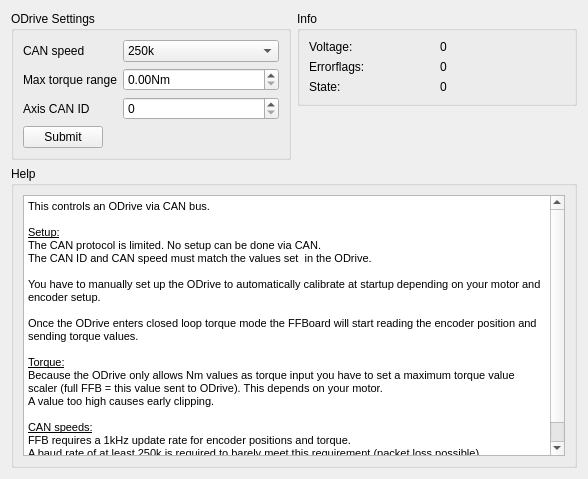
The window that res/odrive.ui (Ultrawipf/OpenFFBoard-configurator) describes before a commit, drawn with Qt 5.
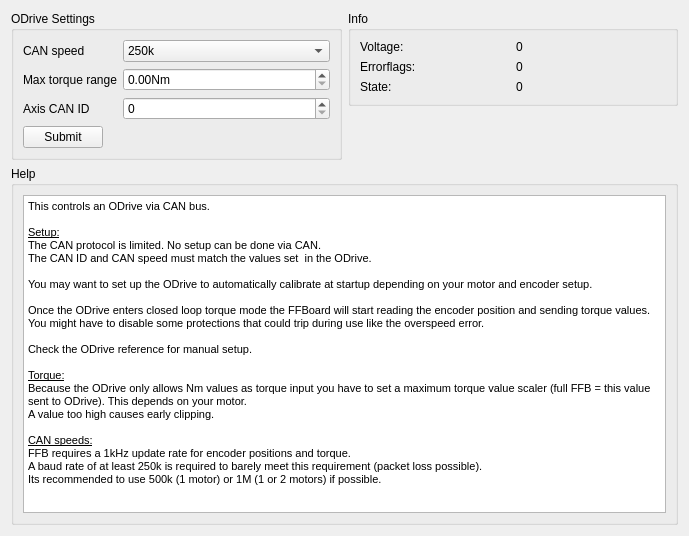
The same window after the commit.

Commit message: update odrive helptext

What changed in the file:
```diff
--- a/res/odrive.ui
+++ b/res/odrive.ui
@@ -6,8 +6,8 @@
    <rect>
     <x>0</x>
     <y>0</y>
-    <width>588</width>
-    <height>479</height>
+    <width>689</width>
+    <height>536</height>
    </rect>
   </property>
   <property name="windowTitle">
@@ -96,9 +96,12 @@
 &lt;p style=&quot; margin-top:0px; margin-bottom:0px; margin-left:0px; margin-right:0px; -qt-block-indent:0; text-indent:0px;&quot;&gt;The CAN protocol is limited. No setup can be done via CAN.&lt;/p&gt;
 &lt;p style=&quot; margin-top:0px; margin-bottom:0px; margin-left:0px; margin-right:0px; -qt-block-indent:0; text-indent:0px;&quot;&gt;The CAN ID and CAN speed must match the values set  in the ODrive.&lt;/p&gt;
 &lt;p style=&quot;-qt-paragraph-type:empty; margin-top:0px; margin-bottom:0px; margin-left:0px; margin-right:0px; -qt-block-indent:0; text-indent:0px;&quot;&gt;&lt;br /&gt;&lt;/p&gt;
-&lt;p style=&quot; margin-top:0px; margin-bottom:0px; margin-left:0px; margin-right:0px; -qt-block-indent:0; text-indent:0px;&quot;&gt;You have to manually set up the ODrive to automatically calibrate at startup depending on your motor and encoder setup.&lt;/p&gt;
+&lt;p style=&quot; margin-top:0px; margin-bottom:0px; margin-left:0px; margin-right:0px; -qt-block-indent:0; text-indent:0px;&quot;&gt;You may want to set up the ODrive to automatically calibrate at startup depending on your motor and encoder setup.&lt;/p&gt;
 &lt;p style=&quot;-qt-paragraph-type:empty; margin-top:0px; margin-bottom:0px; margin-left:0px; margin-right:0px; -qt-block-indent:0; text-indent:0px;&quot;&gt;&lt;br /&gt;&lt;/p&gt;
 &lt;p style=&quot; margin-top:0px; margin-bottom:0px; margin-left:0px; margin-right:0px; -qt-block-indent:0; text-indent:0px;&quot;&gt;Once the ODrive enters closed loop torque mode the FFBoard will start reading the encoder position and sending torque values. &lt;/p&gt;
+&lt;p style=&quot; margin-top:0px; margin-bottom:0px; margin-left:0px; margin-right:0px; -qt-block-indent:0; text-indent:0px;&quot;&gt;You might have to disable some protections that could trip during use like the overspeed error.&lt;/p&gt;
+&lt;p style=&quot;-qt-paragraph-type:empty; margin-top:0px; margin-bottom:0px; margin-left:0px; margin-right:0px; -qt-block-indent:0; text-indent:0px;&quot;&gt;&lt;br /&gt;&lt;/p&gt;
+&lt;p style=&quot; margin-top:0px; margin-bottom:0px; margin-left:0px; margin-right:0px; -qt-block-indent:0; text-indent:0px;&quot;&gt;Check the ODrive reference for manual setup.&lt;/p&gt;
 &lt;p style=&quot;-qt-paragraph-type:empty; margin-top:0px; margin-bottom:0px; margin-left:0px; margin-right:0px; -qt-block-indent:0; text-indent:0px;&quot;&gt;&lt;br /&gt;&lt;/p&gt;
 &lt;p style=&quot; margin-top:0px; margin-bottom:0px; margin-left:0px; margin-right:0px; -qt-block-indent:0; text-indent:0px;&quot;&gt;&lt;span style=&quot; text-decoration: underline;&quot;&gt;Torque:&lt;/span&gt;&lt;/p&gt;
 &lt;p style=&quot; margin-top:0px; margin-bottom:0px; margin-left:0px; margin-right:0px; -qt-block-indent:0; text-indent:0px;&quot;&gt;Because the ODrive only allows Nm values as torque input you have to set a maximum torque value scaler (full FFB = this value sent to ODrive). This depends on your motor. &lt;/p&gt;
```
